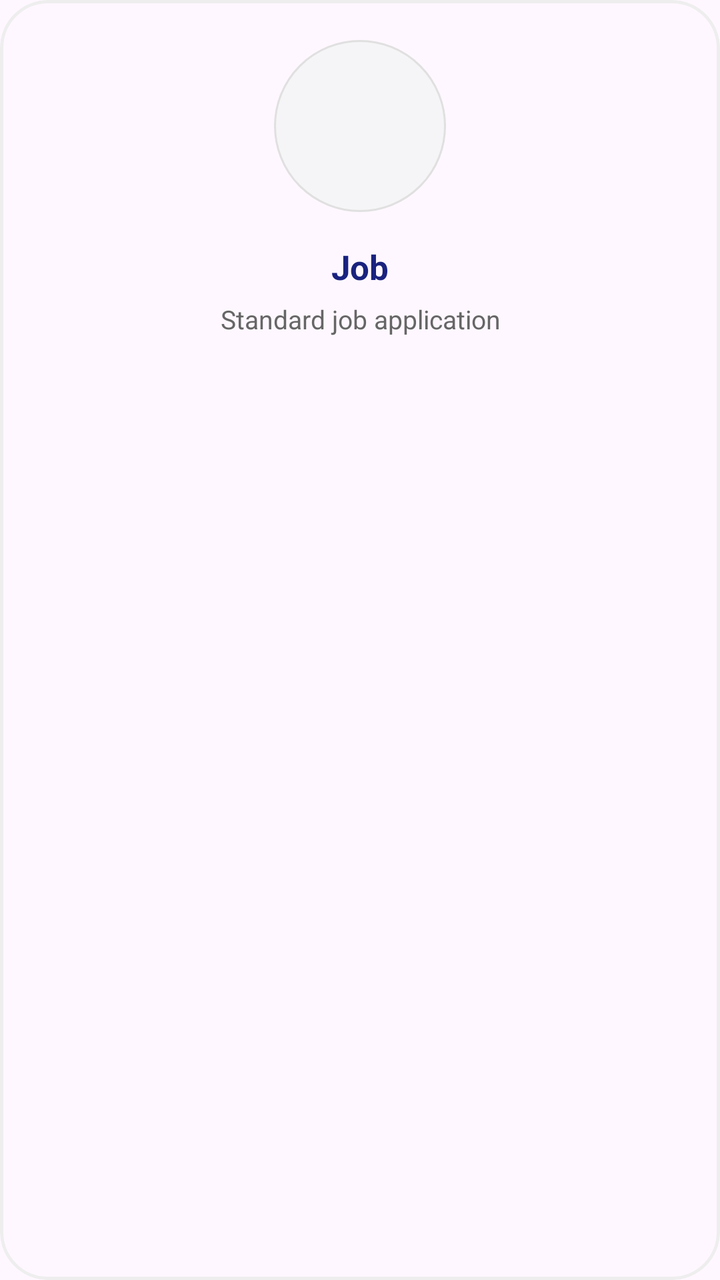
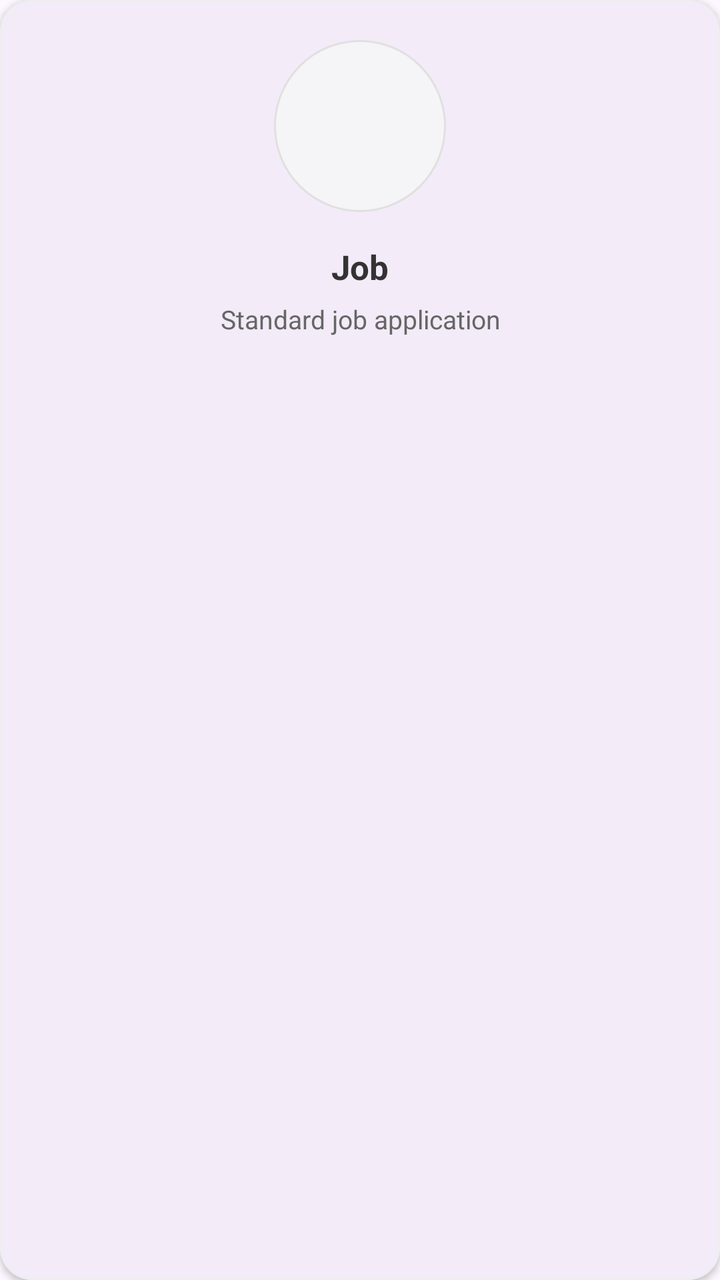

Two renders of the same Android screen: before a commit and after it. Below are the layout's source before the change and the commit's diff.
<!-- AndroidManifest.xml: application theme Theme.MyApplication -->
<!-- res/layout/item_step_purpose.xml -->
<?xml version="1.0" encoding="utf-8"?>
<com.google.android.material.card.MaterialCardView xmlns:android="http://schemas.android.com/apk/res/android"
    xmlns:app="http://schemas.android.com/apk/res-auto" android:id="@+id/cardPurpose" android:layout_width="match_parent" android:layout_height="wrap_content" android:layout_margin="8dp" app:cardCornerRadius="24dp" app:cardElevation="0dp" app:strokeColor="#eee" app:strokeWidth="1.5dp" app:rippleColor="#1a237e1a" android:clickable="true" android:focusable="true">

    <LinearLayout android:layout_width="match_parent" android:layout_height="wrap_content" android:gravity="center" android:orientation="vertical" android:padding="20dp">

        <FrameLayout android:layout_width="86dp" android:layout_height="86dp" android:background="@drawable/bg_circle_purpose">

            <ImageView android:id="@+id/ivPurposeIcon" android:layout_width="52dp" android:layout_height="52dp" android:layout_gravity="center" />
        </FrameLayout>

        <TextView android:id="@+id/tvPurposeTitle" android:layout_width="wrap_content" android:layout_height="wrap_content" android:layout_marginTop="16dp" android:text="Job" android:textColor="#1A237E" android:textSize="17sp" android:textStyle="bold" />

        <TextView android:id="@+id/tvPurposeDesc" android:layout_width="wrap_content" android:layout_height="wrap_content" android:layout_marginTop="6dp" android:gravity="center" android:text="Standard job application" android:textColor="#666" android:textSize="13sp" />
    </LinearLayout>

</com.google.android.material.card.MaterialCardView>
<!-- resources referenced by this layout -->
<resources>
  <!-- drawable bg_circle_purpose (drawable) -->
  <?xml version="1.0" encoding="utf-8"?>
  <shape xmlns:android="http://schemas.android.com/apk/res/android" android:shape="oval">
      <solid android:color="#F5F5F7" />
      <stroke android:width="1dp" android:color="#E0E0E0" />
      <size android:width="80dp" android:height="80dp" />
  </shape>
  <style name="Theme.MyApplication" parent="Base.Theme.MyApplication" />
  <style name="Base.Theme.MyApplication" parent="Theme.Material3.DayNight.NoActionBar">
          
          
      </style>
</resources>

<!-- the commit's change to res/layout/item_step_purpose.xml (unified diff, before → after) -->
@@ -1,6 +1,6 @@
 <?xml version="1.0" encoding="utf-8"?>
 <com.google.android.material.card.MaterialCardView xmlns:android="http://schemas.android.com/apk/res/android"
-    xmlns:app="http://schemas.android.com/apk/res-auto" android:id="@+id/cardPurpose" android:layout_width="match_parent" android:layout_height="wrap_content" android:layout_margin="8dp" app:cardCornerRadius="24dp" app:cardElevation="0dp" app:strokeColor="#eee" app:strokeWidth="1.5dp" app:rippleColor="#1a237e1a" android:clickable="true" android:focusable="true">
+    xmlns:app="http://schemas.android.com/apk/res-auto" android:id="@+id/cardPurpose" android:layout_width="match_parent" android:layout_height="wrap_content" android:layout_margin="8dp" app:cardCornerRadius="16dp" app:cardElevation="2dp" app:strokeColor="#eee" app:strokeWidth="1dp" app:rippleColor="#33000000" android:clickable="true" android:focusable="true">
 
     <LinearLayout android:layout_width="match_parent" android:layout_height="wrap_content" android:gravity="center" android:orientation="vertical" android:padding="20dp">
 
@@ -9,7 +9,7 @@
             <ImageView android:id="@+id/ivPurposeIcon" android:layout_width="52dp" android:layout_height="52dp" android:layout_gravity="center" />
         </FrameLayout>
 
-        <TextView android:id="@+id/tvPurposeTitle" android:layout_width="wrap_content" android:layout_height="wrap_content" android:layout_marginTop="16dp" android:text="Job" android:textColor="#1A237E" android:textSize="17sp" android:textStyle="bold" />
+        <TextView android:id="@+id/tvPurposeTitle" android:layout_width="wrap_content" android:layout_height="wrap_content" android:layout_marginTop="16dp" android:text="Job" android:textColor="#333333" android:textSize="17sp" android:textStyle="bold" />
 
         <TextView android:id="@+id/tvPurposeDesc" android:layout_width="wrap_content" android:layout_height="wrap_content" android:layout_marginTop="6dp" android:gravity="center" android:text="Standard job application" android:textColor="#666" android:textSize="13sp" />
     </LinearLayout>
